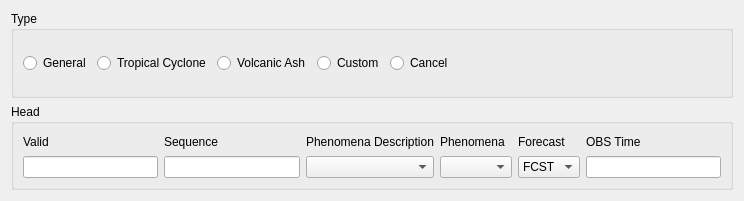
up1and/tafor, file tafor/components/ui/sigmet_type.ui: the form before one commit.
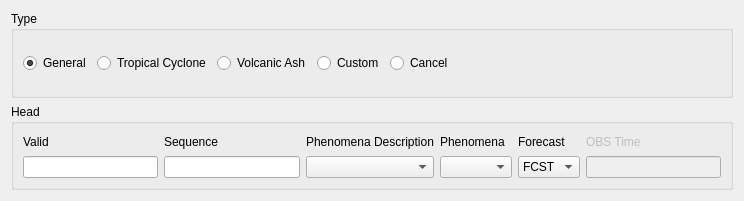
The form after the commit.

Commit message: 新增 SIGMET 编辑器通用模板报文的生成

The edit to the form file:
```diff
--- a/tafor/components/ui/sigmet_type.ui
+++ b/tafor/components/ui/sigmet_type.ui
@@ -25,6 +25,9 @@
         <property name="text">
          <string>General</string>
         </property>
+        <property name="checked">
+         <bool>true</bool>
+        </property>
        </widget>
       </item>
       <item>
@@ -140,13 +143,20 @@
       </item>
       <item row="0" column="5">
        <widget class="QLabel" name="obsTimeLabel">
+        <property name="enabled">
+         <bool>false</bool>
+        </property>
         <property name="text">
          <string>OBS Time</string>
         </property>
        </widget>
       </item>
       <item row="1" column="5">
-       <widget class="QLineEdit" name="obsTime"/>
+       <widget class="QLineEdit" name="obsTime">
+        <property name="enabled">
+         <bool>false</bool>
+        </property>
+       </widget>
       </item>
      </layout>
     </widget>
```
The commit also changes 5 other files.
